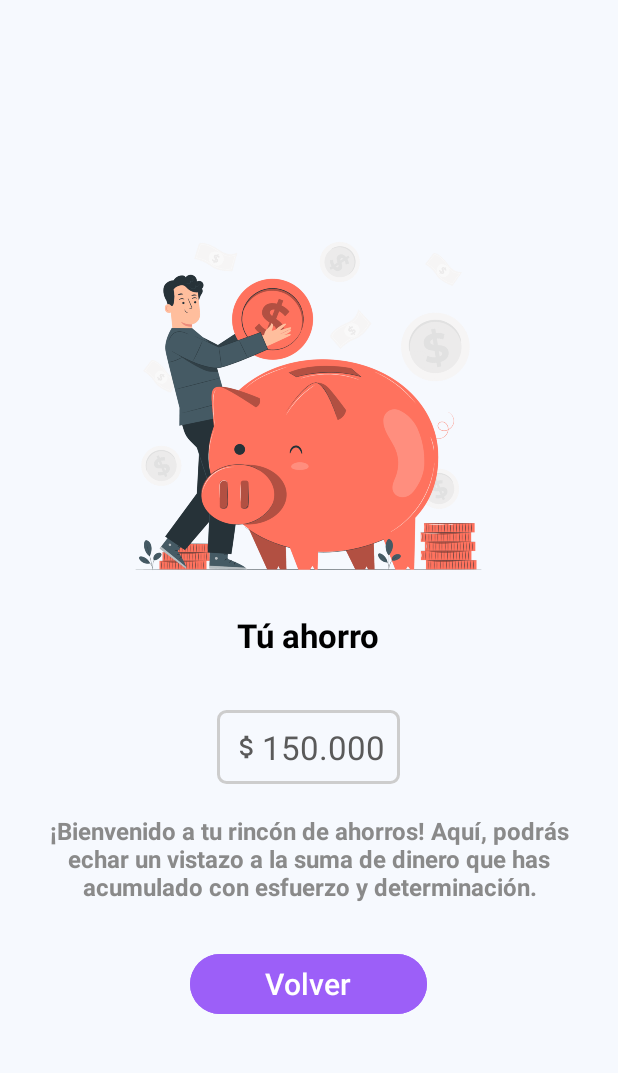
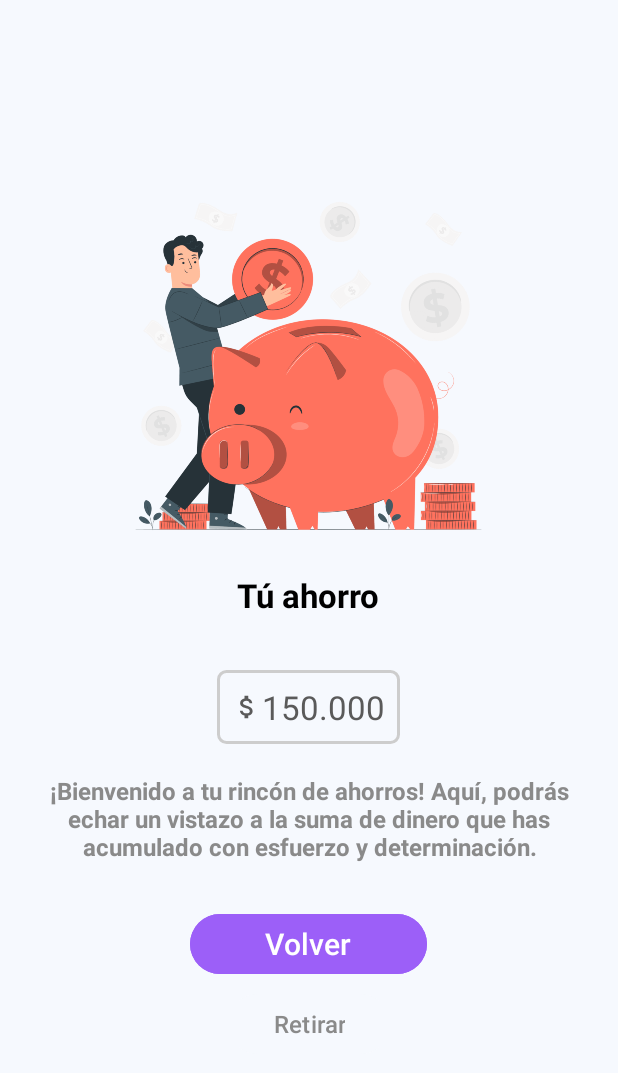
Before and after one commit to estarly07/wallet, an Android app: the layout activity_saving_money.xml on its own in the app's theme, with its tools: preview values and no code run, on a phone screen of 412 x 824 dp. Shown: the top 1073 px of the screen. Run offline under Robolectric (Android 15) with nearby library versions, the light colour scheme and no system bars.

Commit message:
IMPLEMENTATION
- Logic was implemented to withdraw money from savings.

```diff
--- a/Wallet/app/src/main/res/layout/activity_saving_money.xml
+++ b/Wallet/app/src/main/res/layout/activity_saving_money.xml
@@ -56,4 +56,14 @@
         android:backgroundTint="@color/percentageSpent"
         android:text="Volver"
         android:textSize="@dimen/title" />
+    <Button
+        android:id="@+id/btnTakeOffMoney"
+        android:layout_width="wrap_content"
+        android:layout_height="wrap_content"
+        android:paddingHorizontal="30dp"
+        android:layout_marginTop="5dp"
+        android:backgroundTint="@color/backgroundScreens"
+        android:textColor="@color/grayLight"
+        android:text="Retirar"
+        android:textSize="@dimen/subtitle" />
 </LinearLayout>
--- a/Wallet/app/src/main/res/layout/dialog_to_saving_money.xml
+++ b/Wallet/app/src/main/res/layout/dialog_to_saving_money.xml
@@ -38,12 +38,13 @@
             app:layout_constraintTop_toTopOf="parent" />
     </androidx.constraintlayout.widget.ConstraintLayout>
     <ImageView
+        android:id="@+id/imgSavingMoney"
         android:layout_width="150dp"
         android:layout_height="150dp"
         android:layout_gravity="center"
         android:src="@drawable/saving_money_two"/>
     <TextView
-        android:id="@+id/txtTitleDialogGoal"
+        android:id="@+id/txtTitleSavingMoney"
         android:layout_width="match_parent"
         android:layout_height="wrap_content"
         android:layout_marginHorizontal="20dp"
@@ -54,6 +55,7 @@
         android:textStyle="bold" />
 
     <TextView
+        android:id="@+id/txtContentSavingMoney"
         android:layout_width="match_parent"
         android:layout_height="wrap_content"
         android:layout_marginHorizontal="20dp"
```
Also changed, not shown: Wallet/app/src/main/java/com/estarly/wallet/domain/usescases/TakeMoneyOfSavingMoneyUseCase.kt (added, +28 -0 lines), Wallet/app/src/main/java/com/estarly/wallet/presentation/dialogs/SavingOrTakeOffMoneyBottomSheetDialog.kt (renamed from Wallet/app/src/main/java/com/estarly/wallet/presentation/dialogs/SavingMoneyBottomSheetDialog.kt, +12 -8 lines), Wallet/app/src/main/java/com/estarly/wallet/presentation/viewmodels/SavingMoneyViewModel.kt (+14 -2 lines).
